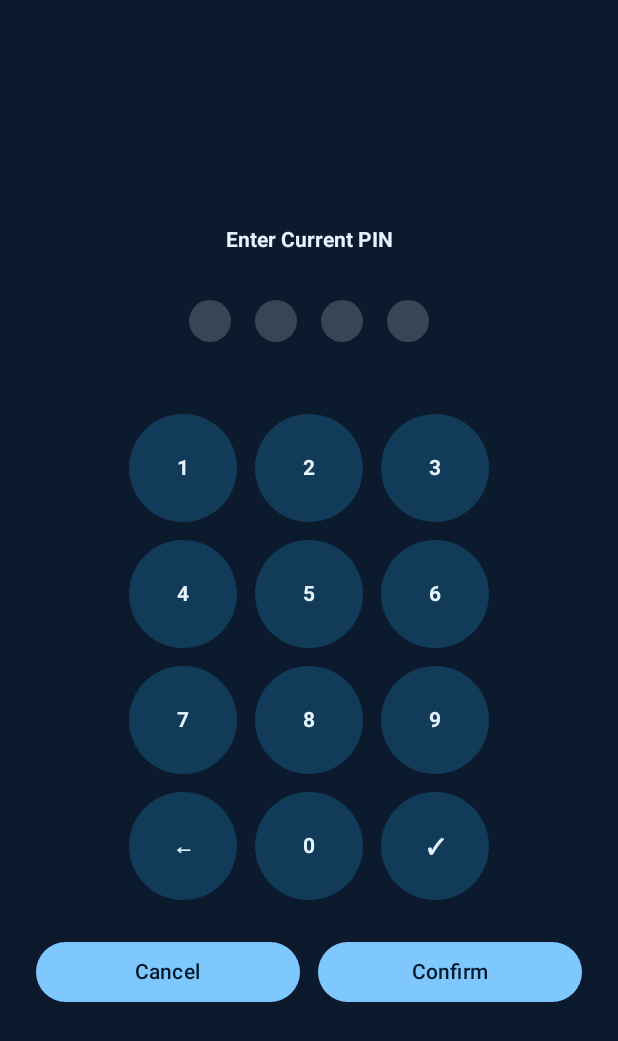
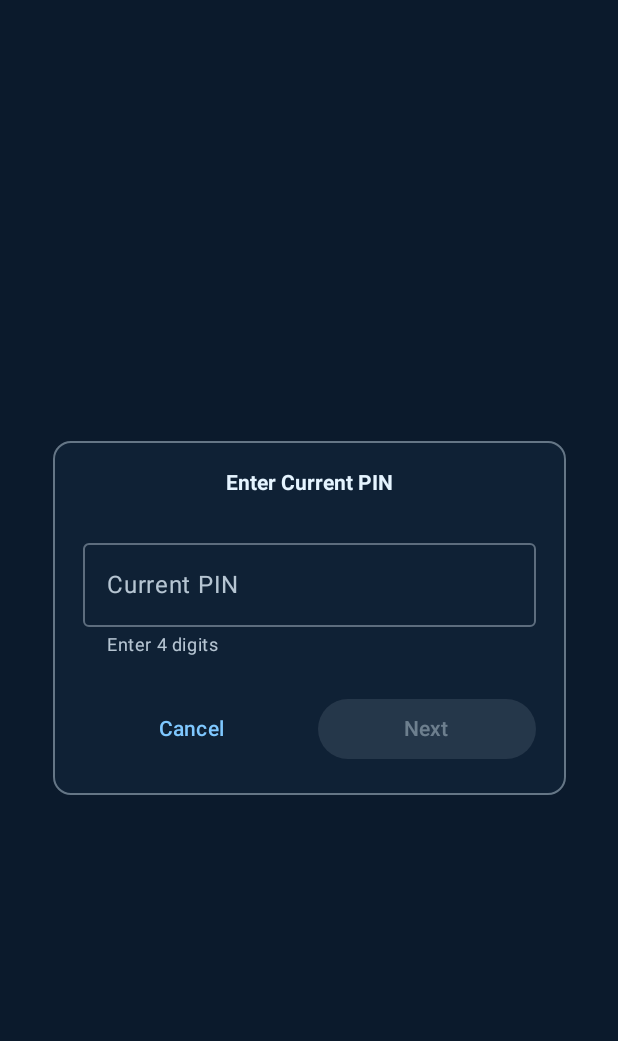
Before and after one commit to drguptavivek/android_launcher2, an Android app built with Jetpack Compose: the composable PinChangeScreen shown on its own in the app's theme, on a phone screen of 412 x 824 dp. Shown: the top 1041 px of the screen. Run offline under Robolectric (Android 15) with nearby library versions, the phone set to English and light mode, and no system bars; 3 statements that could not run were skipped.

Commit message:
• Aligned the Change PIN screen with the new 4-digit, large-spaced PIN experience:
  - Rebuilt PinChangeScreen UI into the same glassy card style as setup.
  - Input now uses a single centered, large, spaced 4-digit field (visible digits), numeric keyboard, and strict 4-digit validation across current/
    new/confirm stages.
  - Removed the old dot indicators and custom number pad for consistency.

```diff
--- a/android-launcher/app/src/main/java/edu/aiims/surveylauncher/ui/pin/PinChangeScreen.kt
+++ b/android-launcher/app/src/main/java/edu/aiims/surveylauncher/ui/pin/PinChangeScreen.kt
@@ -1,27 +1,23 @@
 package edu.aiims.surveylauncher.ui.pin
 
-import androidx.compose.foundation.background
+import androidx.compose.foundation.BorderStroke
 import androidx.compose.foundation.layout.*
-import androidx.compose.foundation.shape.CircleShape
 import androidx.compose.material3.Button
+import androidx.compose.material3.CardDefaults
 import androidx.compose.material3.MaterialTheme
-import androidx.compose.material3.Surface
 import androidx.compose.material3.Text
+import androidx.compose.material3.Card
+import androidx.compose.material3.OutlinedTextField
+import androidx.compose.material3.TextButton
 import androidx.compose.runtime.*
 import androidx.compose.ui.Alignment
 import androidx.compose.ui.Modifier
-import androidx.compose.ui.draw.clip
-import androidx.compose.ui.graphics.Color
-import androidx.compose.ui.text.font.FontWeight
+import androidx.compose.ui.platform.LocalContext
+import androidx.compose.ui.text.style.TextAlign
+import androidx.compose.ui.text.input.KeyboardType
+import androidx.compose.ui.text.input.VisualTransformation
 import androidx.compose.ui.unit.dp
-import androidx.compose.ui.text.style.TextAlign
-import androidx.compose.foundation.text.BasicTextField
-import androidx.compose.foundation.text.KeyboardOptions
-import androidx.compose.ui.text.TextStyle
-import androidx.compose.ui.platform.LocalContext
-import androidx.compose.ui.text.input.KeyboardType
-import androidx.compose.ui.text.input.ImeAction
-import androidx.compose.foundation.clickable
+import androidx.compose.ui.unit.sp
 import edu.aiims.surveylauncher.util.PinManager
 
 private enum class PinStage { CURRENT, NEW, CONFIRM }
@@ -38,12 +34,22 @@ fun PinChangeScreen(
     var newPin by remember { mutableStateOf("") }
     var error by remember { mutableStateOf("") }
 
-    fun advanceIfReady(value: String) {
-        input = value.take(4)
-        if (input.length == 4) {
+    val title = when (stage) {
+        PinStage.CURRENT -> "Enter Current PIN"
+        PinStage.NEW -> "New PIN"
+        PinStage.CONFIRM -> "Confirm PIN"
+    }
+
+    fun handleContinue() {
         when (stage) {
             PinStage.CURRENT -> {
-                    if (!pinManager.isPinSet() || pinManager.validatePin(input)) {
+                if (input.length != 4) {
+                    error = "Enter your current 4-digit PIN"
+                } else if (!pinManager.isPinSet() && input.isEmpty()) {
+                    stage = PinStage.NEW
+                    input = ""
+                    error = ""
+                } else if (pinManager.validatePin(input)) {
                     stage = PinStage.NEW
                     input = ""
                     error = ""
@@ -53,13 +59,19 @@ fun PinChangeScreen(
                 }
             }
             PinStage.NEW -> {
+                if (input.length != 4) {
+                    error = "PIN must be exactly 4 digits"
+                } else {
                     newPin = input
                     stage = PinStage.CONFIRM
                     input = ""
                     error = ""
                 }
+            }
             PinStage.CONFIRM -> {
-                    if (input == newPin) {
+                if (input.length != 4) {
+                    error = "PIN must be exactly 4 digits"
+                } else if (input == newPin) {
                     pinManager.setPin(input)
                     error = ""
                     onComplete()
@@ -69,58 +81,65 @@ fun PinChangeScreen(
                 }
             }
         }
-        } else {
-            error = ""
-        }
     }
 
-    fun onDigit(d: String) {
-        if (input.length < 4) {
-            advanceIfReady(input + d)
-        }
+    fun onInputChange(value: String) {
+        val digits = value.filter(Char::isDigit).take(4)
+        input = digits
+        if (error.isNotEmpty()) error = ""
     }
 
-    fun onBackspace() {
-        if (input.isNotEmpty()) {
-            input = input.dropLast(1)
-            error = ""
-        }
-    }
+    Box(
+        modifier = Modifier
+            .fillMaxSize()
+            .padding(16.dp),
+        contentAlignment = Alignment.Center
+    ) {
+        Card(
+            modifier = Modifier.fillMaxWidth(0.9f),
+            border = BorderStroke(1.dp, MaterialTheme.colorScheme.outline.copy(alpha = 0.4f)),
+            colors = CardDefaults.cardColors(containerColor = MaterialTheme.colorScheme.surface.copy(alpha = 0.72f))
+        ) {
+            Column(
+                modifier = Modifier
+                    .fillMaxWidth()
+                    .padding(20.dp),
+                horizontalAlignment = Alignment.CenterHorizontally,
+                verticalArrangement = Arrangement.Center
+            ) {
+                Text(
+                    text = title,
+                    style = MaterialTheme.typography.headlineMedium,
+                    color = MaterialTheme.colorScheme.onSurface,
+                    textAlign = TextAlign.Center
+                )
+                Spacer(modifier = Modifier.height(24.dp))
 
-    val title = when (stage) {
-        PinStage.CURRENT -> "Enter Current PIN"
+                OutlinedTextField(
+                    value = input,
+                    onValueChange = { onInputChange(it) },
+                    label = {
+                        Text(
+                            when (stage) {
+                                PinStage.CURRENT -> "Current PIN"
                                 PinStage.NEW -> "New PIN"
                                 PinStage.CONFIRM -> "Confirm PIN"
                             }
-
-    Column(
-        modifier = Modifier
-            .fillMaxSize()
-            .padding(24.dp),
-        horizontalAlignment = Alignment.CenterHorizontally,
-        verticalArrangement = Arrangement.Center
-    ) {
-        Text(text = title, style = MaterialTheme.typography.headlineMedium, textAlign = TextAlign.Center)
-        Spacer(modifier = Modifier.height(32.dp))
-
-        PinDots(pinLength = input.length)
-
-        Spacer(modifier = Modifier.height(24.dp))
-
-        BasicTextField(
-            value = input,
-            onValueChange = { value ->
-                // Keep synced if hardware keyboard used
-                val digitsOnly = value.filter { it.isDigit() }
-                input = digitsOnly.take(4)
+                        )
                     },
-            modifier = Modifier.size(0.dp),
-            keyboardOptions = KeyboardOptions(
-                keyboardType = KeyboardType.NumberPassword,
-                imeAction = ImeAction.Done
+                    textStyle = MaterialTheme.typography.headlineLarge.copy(
+                        letterSpacing = 8.sp,
+                        textAlign = TextAlign.Center
+                    ),
+                    visualTransformation = VisualTransformation.None,
+                    keyboardOptions = androidx.compose.foundation.text.KeyboardOptions(
+                        keyboardType = KeyboardType.Number
                     ),
                     singleLine = true,
-            textStyle = TextStyle(color = Color.Transparent)
+                    modifier = Modifier.fillMaxWidth(),
+                    supportingText = {
+                        Text("Enter 4 digits", style = MaterialTheme.typography.bodySmall)
+                    }
                 )
 
                 if (error.isNotEmpty()) {
@@ -135,103 +154,27 @@ fun PinChangeScreen(
 
                 Spacer(modifier = Modifier.height(24.dp))
 
-        NumberPad(
-            onDigit = { onDigit(it) },
-            onBackspace = { onBackspace() },
-            onSubmit = { advanceIfReady(input) }
-        )
-
-        Spacer(modifier = Modifier.height(24.dp))
-
                 Row(
                     modifier = Modifier.fillMaxWidth(),
                     horizontalArrangement = Arrangement.spacedBy(12.dp)
                 ) {
-            Button(
-                onClick = {
-                    onCancel()
-                },
+                    TextButton(
+                        onClick = { onCancel() },
                         modifier = Modifier.weight(1f)
                     ) {
                         Text("Cancel")
                     }
                     Button(
-                onClick = {
-                    // Retry the same stage with current input
-                    advanceIfReady(input)
-                },
-                modifier = Modifier.weight(1f)
-            ) {
-                Text("Confirm")
-            }
-        }
-    }
-}
-
-@Composable
-private fun PinDots(pinLength: Int, total: Int = 4) {
-    Row(
-        horizontalArrangement = Arrangement.spacedBy(16.dp),
-        verticalAlignment = Alignment.CenterVertically
-    ) {
-        repeat(total) { index ->
-            val filled = index < pinLength
-            Box(
-                modifier = Modifier
-                    .size(28.dp)
-                    .clip(CircleShape)
-                    .background(
-                        if (filled) MaterialTheme.colorScheme.onSurface
-                        else MaterialTheme.colorScheme.onSurface.copy(alpha = 0.2f)
-                    )
-            )
-        }
-    }
-}
-
-@Composable
-private fun NumberPad(
-    onDigit: (String) -> Unit,
-    onBackspace: () -> Unit,
-    onSubmit: () -> Unit
-) {
-    val rows = listOf(
-        listOf("1", "2", "3"),
-        listOf("4", "5", "6"),
-        listOf("7", "8", "9"),
-        listOf("←", "0", "✓")
-    )
-    Column(
-        horizontalAlignment = Alignment.CenterHorizontally,
-        verticalArrangement = Arrangement.spacedBy(12.dp)
-    ) {
-        rows.forEach { row ->
-            Row(
-                horizontalArrangement = Arrangement.spacedBy(12.dp)
-            ) {
-                row.forEach { label ->
-                    val modifier = Modifier
-                        .size(72.dp)
-                    Surface(
-                        modifier = modifier,
-                        shape = CircleShape,
-                        color = MaterialTheme.colorScheme.primaryContainer,
-                        tonalElevation = 2.dp
-                    ) {
-                        Box(
-                            contentAlignment = Alignment.Center,
-                            modifier = Modifier.clickable {
-                                when (label) {
-                                    "←" -> onBackspace()
-                                    "✓" -> onSubmit()
-                                    else -> onDigit(label)
-                                }
-                            }
+                        onClick = { handleContinue() },
+                        modifier = Modifier.weight(1f),
+                        enabled = input.isNotEmpty()
                     ) {
                         Text(
-                                text = label,
-                                style = MaterialTheme.typography.headlineMedium,
-                                fontWeight = FontWeight.Bold
+                            text = when (stage) {
+                                PinStage.CURRENT -> "Next"
+                                PinStage.NEW -> "Next"
+                                PinStage.CONFIRM -> "Confirm"
+                            }
                         )
                     }
                 }
@@ -239,4 +182,3 @@ private fun NumberPad(
         }
     }
 }
-}
```
Lines whose indentation alone changed are shown as unchanged.
